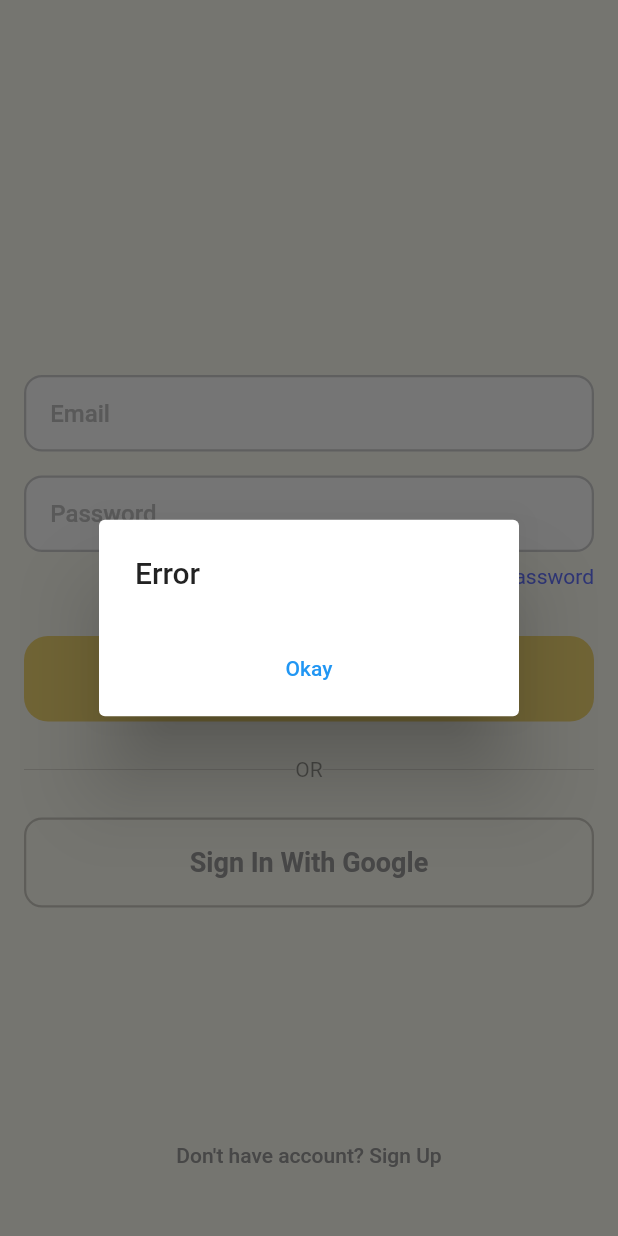
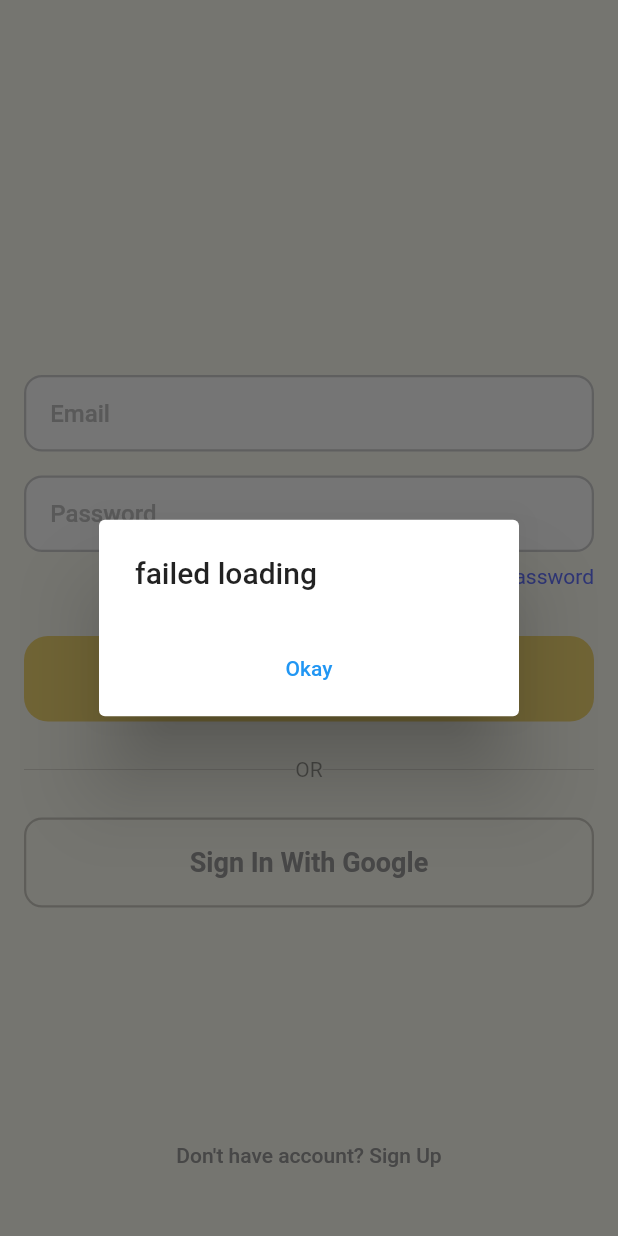
Before and after one commit to victoradepoju/firebase-auth-riverpod, a Flutter app: the screen it shows after launch, after a tap on "Sign In", on a phone screen of 412 x 824 dp. Run offline on Flutter 3.47's test engine with Material 2 defaults, Android fonts, the light colour scheme and no system bars; our stand-ins replace firebase_core, flutter_riverpod; accounts and stored records are empty.

Commit message:
created error dialod and made constructor private

```diff
--- a/lib/authentication/signin/button.dart
+++ b/lib/authentication/signin/button.dart
@@ -1,4 +1,5 @@
 // ignore_for_file: public_member_api_docs, sort_constructors_first
+import 'package:auth_firebase_riverpod/components/loading_error.dart';
 import 'package:flutter/material.dart';
 
 import '../../components/animated_button.dart';
@@ -11,38 +12,9 @@ class SignInButton extends StatelessWidget {
   Widget build(BuildContext context) {
     return AnimatedButton(
       onTap: () {
-        ErrorDialog.show(context);
+        ErrorDialog.show(context, 'failed loading');
       },
       child: const RoundedButtonStyle(title: 'Sign In'),
     );
   }
 }
-
-class ErrorDialog extends StatelessWidget {
-  const ErrorDialog({Key? key}) : super(key: key);
-
-  static Future<void> show(BuildContext context) {
-    return showDialog(
-      context: context,
-      builder: (_) => const ErrorDialog(),
-    );
-  }
-
-  @override
-  Widget build(BuildContext context) {
-    return AlertDialog(
-      title: const Text('Error'),
-      actions: [
-        TextButton(
-          onPressed: () => Navigator.of(context).pop(),
-          child: const Center(
-            child: Text(
-              'Okay',
-              // textAlign: TextAlign.end,
-            ),
-          ),
-        ),
-      ],
-    );
-  }
-}
--- /dev/null
+++ b/lib/components/loading_error.dart
@@ -0,0 +1,33 @@
+import 'package:flutter/material.dart';
+
+class ErrorDialog extends StatelessWidget {
+  final String error;
+  // Note: [._] is so we can't access the private constructor. Only the static
+  // method is available.
+  const ErrorDialog._(this.error, {Key? key}) : super(key: key);
+
+  static Future<void> show(BuildContext context, String errorMessage) {
+    return showDialog(
+      context: context,
+      builder: (_) => ErrorDialog._(errorMessage),
+    );
+  }
+
+  @override
+  Widget build(BuildContext context) {
+    return AlertDialog(
+      title: Text(error),
+      actions: [
+        TextButton(
+          onPressed: () => Navigator.of(context).pop(),
+          child: const Center(
+            child: Text(
+              'Okay',
+              // textAlign: TextAlign.end,
+            ),
+          ),
+        ),
+      ],
+    );
+  }
+}
```
